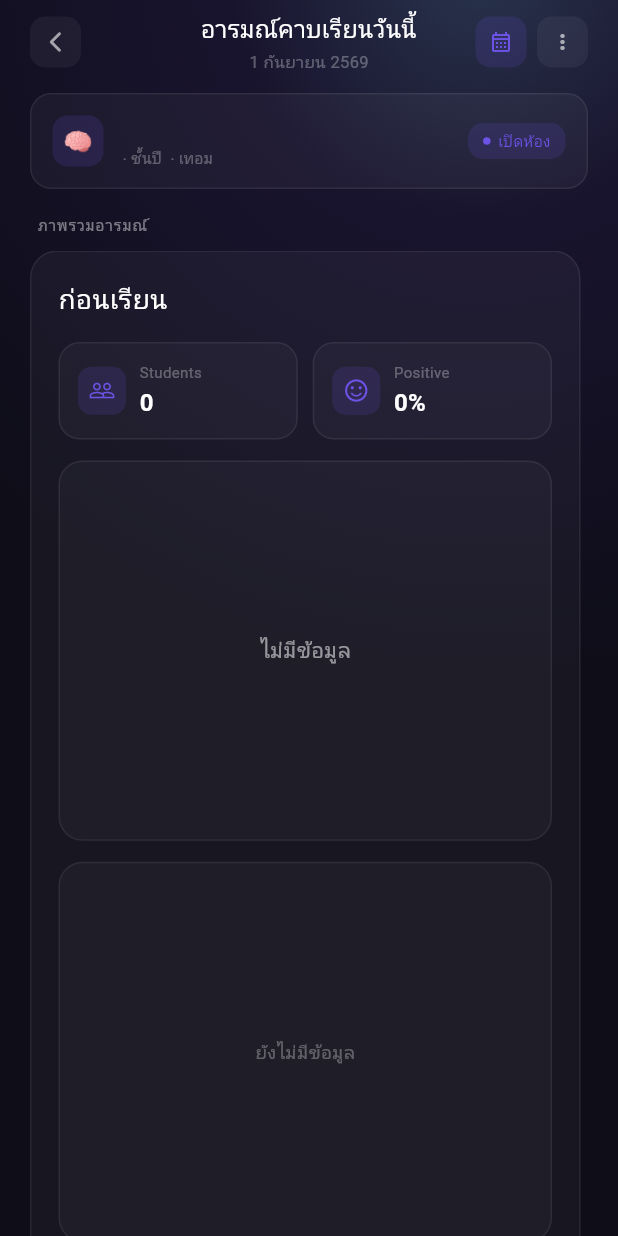
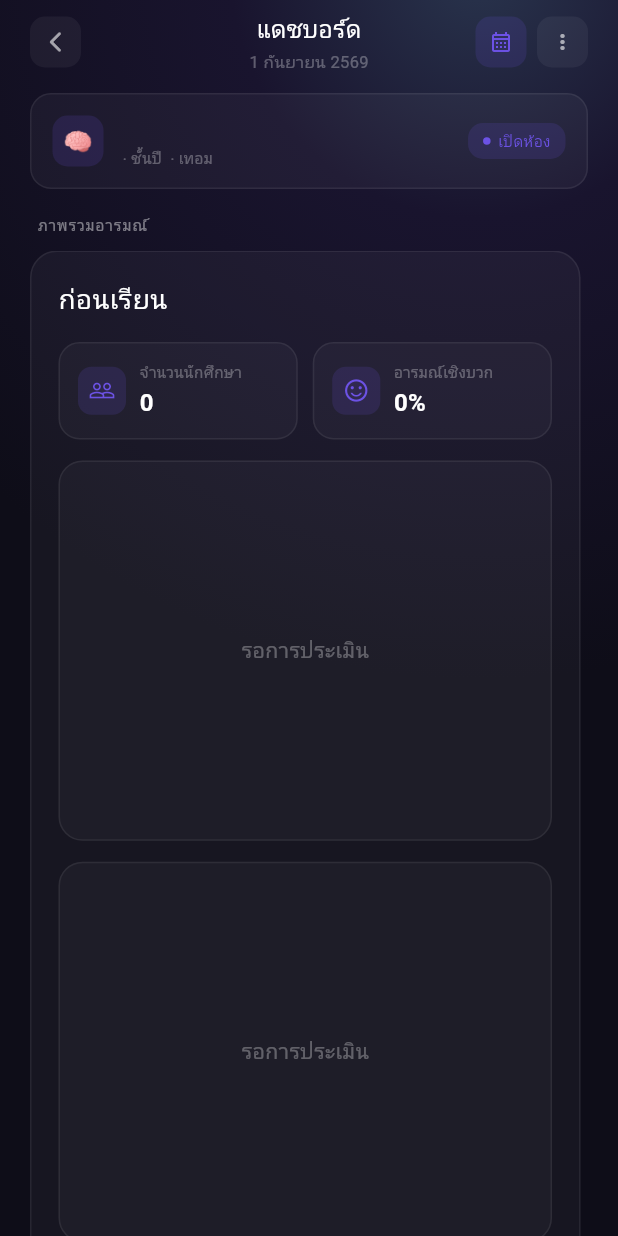
Before and after one commit to aiotproject888/AT, a Flutter app: the SubjectDashboard screen opened directly with empty values, on a phone screen of 412 x 824 dp. Run offline on Flutter 3.47's test engine with Material 3 defaults, Android fonts, the phone set to English and light mode, and no system bars; our stand-ins replace cloud_firestore, firebase_auth, firebase_core, firebase_database, fl_chart; accounts and stored records are empty; network calls fail.

Commit message:
ปรับแก้เล็กน้อย

```diff
--- a/lib/screens/subjects_dashboard.dart
+++ b/lib/screens/subjects_dashboard.dart
@@ -1849,7 +1849,7 @@ class _SubjectDashboardState extends State<SubjectDashboard> {
 
               children: [
                 const Text(
-                  'อารมณ์คาบเรียนวันนี้',
+                  'แดชบอร์ด',
                   style: TextStyle(
                     color:
                         _DashboardColors
@@ -2188,7 +2188,7 @@ class _SubjectDashboardState extends State<SubjectDashboard> {
               Expanded(
                 child:
                     _summaryItem(
-                  'Students',
+                  'จำนวนนักศึกษา',
                   studentCount
                       .toString(),
                   Icons.people_outline,
@@ -2202,7 +2202,7 @@ class _SubjectDashboardState extends State<SubjectDashboard> {
               Expanded(
                 child:
                     _summaryItem(
-                  'Positive',
+                  'อารมณ์เชิงบวก',
                   '$positivePercentage%',
                   Icons
                       .sentiment_satisfied_alt_outlined,
@@ -2434,12 +2434,12 @@ class _SubjectDashboardState extends State<SubjectDashboard> {
     if (!hasBefore) {
       return const Center(
         child: Text(
-          'ยังไม่มีข้อมูล',
+          'รอการประเมิน',
           style: TextStyle(
             color:
                 _DashboardColors
                     .faintText,
-            fontSize: 12,
+            fontSize: 14,
           ),
         ),
       );
@@ -2949,7 +2949,7 @@ class _SubjectDashboardState extends State<SubjectDashboard> {
               ),
 
               label:
-                  const Text('Analyze'),
+                  const Text('วิเคราะห์ข้อมูล'),
 
               style:
                   ElevatedButton.styleFrom(
--- a/lib/widgets/emotion_card.dart
+++ b/lib/widgets/emotion_card.dart
@@ -155,8 +155,8 @@ class EmotionDonutChart extends StatelessWidget {
     if (emotionData.isEmpty) {
       return const Center(
         child: Text(
-          'ไม่มีข้อมูล',
-          style: TextStyle(color: Colors.white54, fontSize: 14),
+          'รอการประเมิน',
+          style: TextStyle(color: Color(0x4DFFFFFF), fontSize: 14),
         ),
       );
     }
```
